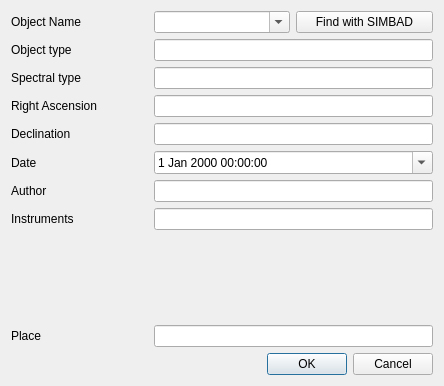
Before: the Qt Designer form ui/object_properties_dialog.ui in GuLinux/PySpectrum, drawn with Qt 5.
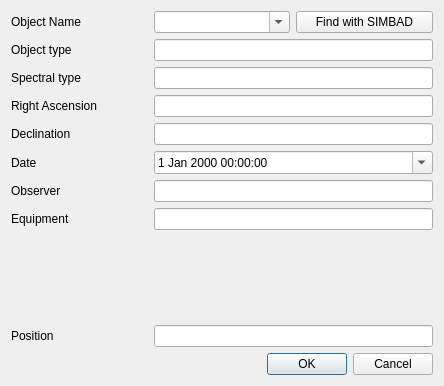
After: the same form once the commit is applied.

Commit message: Save observer and equipment settings

What changed in the file:
```diff
--- a/ui/object_properties_dialog.ui
+++ b/ui/object_properties_dialog.ui
@@ -86,7 +86,7 @@
    <item row="8" column="0">
     <widget class="QLabel" name="label_8">
      <property name="text">
-      <string>Instruments</string>
+      <string>Equipment</string>
      </property>
     </widget>
    </item>
@@ -121,14 +121,14 @@
    <item row="7" column="0">
     <widget class="QLabel" name="label_7">
      <property name="text">
-      <string>Author</string>
+      <string>Observer</string>
      </property>
     </widget>
    </item>
    <item row="10" column="0">
     <widget class="QLabel" name="label_9">
      <property name="text">
-      <string>Place</string>
+      <string>Position</string>
      </property>
     </widget>
    </item>
```
Left out of the diff: 12 changed lines with no effect on the pictures. The commit also changes 3 other files.
